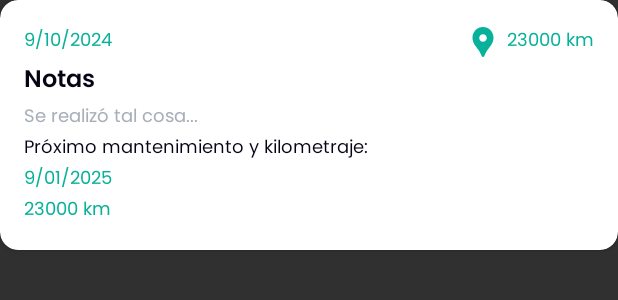
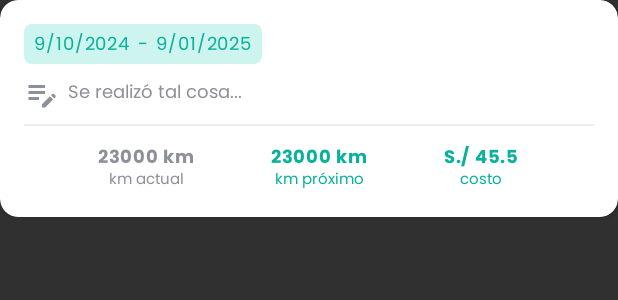
Before and after one commit to NilsGiN/CarCare_AppMobile, an Android app: the layout view_mantenimiento_single.xml on its own in the app's theme, with its tools: preview values and no code run, on a phone screen of 412 x 824 dp. Shown: the top 300 px of the screen. Run offline under Robolectric (Android 15) with nearby library versions, the phone set to English and light mode, and no system bars.

Commit message:
Actualización de cardview con mejora de UI y adición de funcionalidad de costo al registro e historial

```diff
--- a/app/src/main/java/com/example/prueba1/presenters/MantenimientoAdapter.java
+++ b/app/src/main/java/com/example/prueba1/presenters/MantenimientoAdapter.java
@@ -31,6 +31,7 @@ public class MantenimientoAdapter extends FirestoreRecyclerAdapter<Mantenimiento
         viewHolder.fecha_prox.setText(mantenimiento.getFecha_prox());
         viewHolder.km_actual.setText(mantenimiento.getKm_actual());
         viewHolder.km_prox.setText(mantenimiento.getKm_prox());
+        viewHolder.costo.setText(mantenimiento.getCosto());
         viewHolder.notas.setText(mantenimiento.getNotas());
     }
 
@@ -42,7 +43,7 @@ public class MantenimientoAdapter extends FirestoreRecyclerAdapter<Mantenimiento
     }
 
     public class ViewHolder extends RecyclerView.ViewHolder {
-        TextView fecha_actual, fecha_prox, km_actual, km_prox, notas;
+        TextView fecha_actual, fecha_prox, km_actual, km_prox, costo, notas;
         public ViewHolder(@NonNull View itemView) {
             super(itemView);
 
@@ -50,6 +51,7 @@ public class MantenimientoAdapter extends FirestoreRecyclerAdapter<Mantenimiento
             fecha_prox = itemView.findViewById(R.id.fecha_prox);
             km_actual = itemView.findViewById(R.id.km_actual);
             km_prox = itemView.findViewById(R.id.km_prox);
+            costo = itemView.findViewById(R.id.costo);
             notas = itemView.findViewById(R.id.notas);
         }
     }
--- /dev/null
+++ b/app/src/main/res/drawable/background_fecha_cardview.xml
@@ -0,0 +1,10 @@
+<?xml version="1.0" encoding="utf-8"?>
+<shape xmlns:android="http://schemas.android.com/apk/res/android">
+    <solid android:color="@color/cuadro_fechas" /> <!-- Color de fondo -->
+    <corners android:radius="5dp" /> <!-- Esquinas redondeadas -->
+    <padding
+        android:left="7dp"
+        android:top="4dp"
+        android:right="7dp"
+        android:bottom="2dp" /> <!-- Padding interno -->
+</shape>
--- /dev/null
+++ b/app/src/main/res/drawable/icon_notas.xml
@@ -0,0 +1,5 @@
+<vector xmlns:android="http://schemas.android.com/apk/res/android" android:height="24dp" android:tint="#8C9199" android:viewportHeight="24" android:viewportWidth="24" android:width="24dp">
+
+    <path android:fillColor="@android:color/white" android:pathData="M3,10h11v2H3V10zM3,8h11V6H3V8zM3,16h7v-2H3V16zM18.01,12.87l0.71,-0.71c0.39,-0.39 1.02,-0.39 1.41,0l0.71,0.71c0.39,0.39 0.39,1.02 0,1.41l-0.71,0.71L18.01,12.87zM17.3,13.58l-5.3,5.3V21h2.12l5.3,-5.3L17.3,13.58z"/>
+
+</vector>
--- a/app/src/main/res/layout/activity_mosaico.xml
+++ b/app/src/main/res/layout/activity_mosaico.xml
@@ -211,7 +211,7 @@
         app:layout_constraintBottom_toBottomOf="parent"
         app:layout_constraintEnd_toEndOf="parent"
         app:layout_constraintStart_toStartOf="parent"
-        app:layout_constraintTop_toBottomOf="@+id/linearLayout2"
-        app:layout_constraintVertical_bias="0.95"/>
+        app:layout_constraintTop_toBottomOf="@+id/gridLayout"
+        app:layout_constraintVertical_bias="0.6" />
 
 </androidx.constraintlayout.widget.ConstraintLayout>
--- a/app/src/main/res/layout/view_mantenimiento_single.xml
+++ b/app/src/main/res/layout/view_mantenimiento_single.xml
@@ -15,81 +15,161 @@
         android:padding="16dp">
 
         <LinearLayout
-            android:layout_width="match_parent"
+            android:layout_width="wrap_content"
             android:layout_height="wrap_content"
-            android:orientation="horizontal" >
+            android:orientation="horizontal"
+            android:background="@drawable/background_fecha_cardview"
+            android:gravity="center" >
 
             <TextView
                 android:id="@+id/fecha_actual"
-                android:layout_width="0dp"
-                android:layout_height="wrap_content"
+                android:layout_width="wrap_content"
+                android:layout_height="match_parent"
+                android:layout_marginEnd="5dp"
+                android:fontFamily="@font/regular"
+                android:letterSpacing="0.05"
                 android:text="9/10/2024"
                 android:textColor="@color/text_historial"
-                android:textSize="12sp"
-                android:fontFamily="@font/regular"
-                android:layout_weight="1" />
+                android:textSize="12sp" />
 
             <TextView
-                android:id="@+id/km_actual"
                 android:layout_width="wrap_content"
-                android:layout_height="wrap_content"
-                android:drawableStart="@drawable/location_icon"
-                android:drawablePadding="4dp"
-                android:textSize="12sp"
-                android:fontFamily="@font/regular"
-                android:gravity="center"
-                android:text="23000 km"
-                android:textColor="@color/text_historial" />
-        </LinearLayout>
-
-        <TextView
-            android:id="@+id/tvNotas"
-            android:layout_width="wrap_content"
-            android:layout_height="wrap_content"
-            android:text="Notas"
-            android:textSize="16sp"
-            android:fontFamily="@font/semibold"
-            android:textColor="@color/colorNegrita" />
-
-        <TextView
-            android:id="@+id/notas"
-            android:layout_width="match_parent"
-            android:layout_height="wrap_content"
-            android:text="Se realizó tal cosa..."
-            android:textSize="12sp"
-            android:fontFamily="@font/regular"
-            android:textColor="@color/colorHolder" />
-
-        <TextView
-            android:id="@+id/tvProxMantenimiento"
-            android:layout_width="wrap_content"
-            android:layout_height="wrap_content"
-            android:text="Próximo mantenimiento y kilometraje:"
-            android:textColor="@color/colorNegrita"
+                android:layout_height="match_parent"
+                android:text="-"
+                android:textColor="@color/text_historial"
                 android:textSize="12sp"
                 android:fontFamily="@font/regular" />
 
             <TextView
                 android:id="@+id/fecha_prox"
                 android:layout_width="wrap_content"
-            android:layout_height="wrap_content"
+                android:layout_height="match_parent"
+                android:layout_marginStart="5dp"
                 android:text="9/01/2025"
                 android:textColor="@color/text_historial"
                 android:textSize="12sp"
-            android:fontFamily="@font/regular" />
+                android:fontFamily="@font/regular"
+                android:letterSpacing="0.05" />
+        </LinearLayout>
+
+        <TextView
+            android:id="@+id/notas"
+            android:layout_width="match_parent"
+            android:layout_height="wrap_content"
+            android:layout_marginTop="8dp"
+            android:text="Se realizó tal cosa..."
+            android:textSize="12sp"
+            android:gravity="center_vertical"
+            android:fontFamily="@font/regular"
+            android:textColor="@color/text_km_cardview"
+            android:drawableStart="@drawable/icon_notas"
+            android:drawablePadding="5dp"/>
+
+        <View
+            android:layout_width="match_parent"
+            android:layout_height="1dp"
+            android:background="@color/backgroundTint"
+            android:layout_marginTop="8dp"
+            android:layout_marginBottom="8dp" />
+
+        <LinearLayout
+            android:layout_width="match_parent"
+            android:layout_height="wrap_content"
+            android:layout_marginTop="3dp"
+            android:orientation="horizontal"
+            android:gravity="center"
+            android:layout_gravity="center_horizontal">
+
+            <!-- Contenedor para el km actual -->
+            <LinearLayout
+                android:layout_width="wrap_content"
+                android:layout_height="wrap_content"
+                android:orientation="vertical"
+                android:gravity="center"
+                android:layout_marginEnd="25dp">
+
+                <TextView
+                    android:id="@+id/km_actual"
+                    android:layout_width="wrap_content"
+                    android:layout_height="wrap_content"
+                    android:layout_marginBottom="-4dp"
+                    android:textSize="12sp"
+                    android:fontFamily="@font/bold"
+                    android:gravity="center"
+                    android:text="23000 km"
+                    android:textColor="@color/text_km_cardview"
+                    android:letterSpacing="0.04" />
+
+                <TextView
+                    android:id="@+id/km_actual_label"
+                    android:layout_width="wrap_content"
+                    android:layout_height="wrap_content"
+                    android:text="km actual"
+                    android:textSize="10sp"
+                    android:fontFamily="@font/regular"
+                    android:textColor="@color/text_km_cardview" />
+            </LinearLayout>
+
+            <!-- Contenedor para el km próximo -->
+            <LinearLayout
+                android:layout_width="wrap_content"
+                android:layout_height="wrap_content"
+                android:orientation="vertical"
+                android:gravity="center"
+                android:layout_marginStart="25dp"
+                android:layout_marginEnd="25dp">
 
                 <TextView
                     android:id="@+id/km_prox"
                     android:layout_width="wrap_content"
                     android:layout_height="wrap_content"
-            android:drawablePadding="4dp"
+                    android:layout_marginBottom="-4dp"
                     android:textSize="12sp"
-            android:fontFamily="@font/regular"
+                    android:fontFamily="@font/bold"
                     android:gravity="center"
                     android:text="23000 km"
+                    android:textColor="@color/text_historial"
+                    android:letterSpacing="0.04" />
+
+                <TextView
+                    android:id="@+id/km_prox_label"
+                    android:layout_width="wrap_content"
+                    android:layout_height="wrap_content"
+                    android:text="km próximo"
+                    android:textSize="10sp"
+                    android:fontFamily="@font/regular"
                     android:textColor="@color/text_historial" />
             </LinearLayout>
 
+            <!-- Contenedor para el costo -->
+            <LinearLayout
+                android:layout_width="wrap_content"
+                android:layout_height="wrap_content"
+                android:orientation="vertical"
+                android:gravity="center"
+                android:layout_marginStart="25dp">
 
+                <TextView
+                    android:id="@+id/costo"
+                    android:layout_width="wrap_content"
+                    android:layout_height="wrap_content"
+                    android:layout_marginBottom="-4dp"
+                    android:textSize="12sp"
+                    android:fontFamily="@font/bold"
+                    android:gravity="center"
+                    android:text="S./ 45.5"
+                    android:textColor="@color/text_historial"
+                    android:letterSpacing="0.04" />
 
+                <TextView
+                    android:id="@+id/costo_label"
+                    android:layout_width="wrap_content"
+                    android:layout_height="wrap_content"
+                    android:text="costo"
+                    android:textSize="10sp"
+                    android:fontFamily="@font/regular"
+                    android:textColor="@color/text_historial" />
+            </LinearLayout>
+    </LinearLayout>
+    </LinearLayout>
 </androidx.cardview.widget.CardView>
--- a/app/src/main/res/values/colors.xml
+++ b/app/src/main/res/values/colors.xml
@@ -12,5 +12,7 @@
     <color name="backgroundTint">#EAEBEC</color>
     <color name="text_mantenimientos">#2C796E</color>
     <color name="text_historial">#08B199</color>
+    <color name="cuadro_fechas">#CEF4EF</color>
+    <color name="text_km_cardview">#8C9199</color>
 
 </resources>
```
Also changed, not shown: app/src/main/java/com/example/prueba1/model/Mantenimiento.java (+11 -2 lines), app/src/main/java/com/example/prueba1/views/RegistroMantenimientoActivity.java (+6 -2 lines), app/src/main/res/layout/activity_registro_mantenimiento.xml (+108 -84 lines), app/src/main/res/values/strings.xml (+5 -2 lines), 1 other file. Lines whose indentation alone changed are shown as unchanged.
